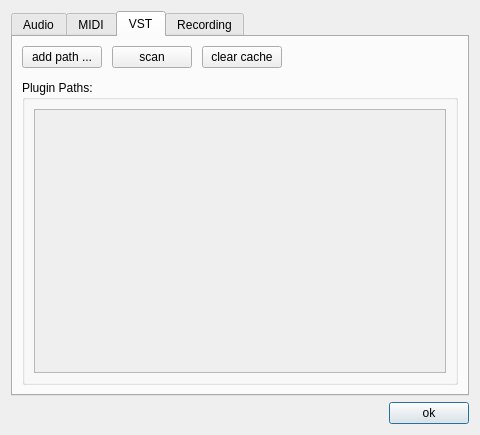
Before: the Qt Designer form src/gui/PreferencesDialog.ui in elieserdejesus/JamTaba, drawn with Qt 5.
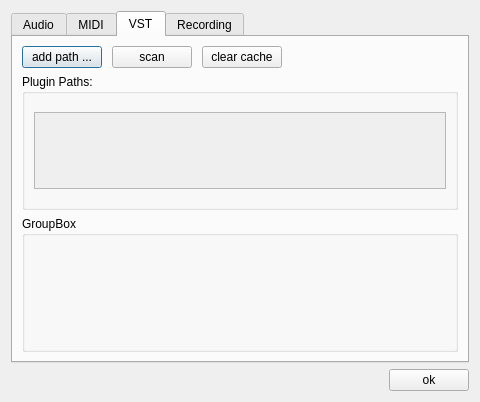
After: the same form once the commit is applied.

Commit message: The vst groupbox is in place

Patch:
```diff
--- a/src/gui/PreferencesDialog.ui
+++ b/src/gui/PreferencesDialog.ui
@@ -7,70 +7,14 @@
     <x>0</x>
     <y>0</y>
     <width>480</width>
-    <height>435</height>
+    <height>376</height>
    </rect>
   </property>
   <property name="windowTitle">
    <string>Preferences ...</string>
   </property>
-  <layout class="QGridLayout" name="gridLayout">
-   <item row="1" column="0">
-    <widget class="QWidget" name="widgetBottom" native="true">
-     <layout class="QHBoxLayout" name="horizontalLayout_4">
-      <property name="leftMargin">
-       <number>0</number>
-      </property>
-      <property name="topMargin">
-       <number>0</number>
-      </property>
-      <property name="rightMargin">
-       <number>0</number>
-      </property>
-      <property name="bottomMargin">
-       <number>0</number>
-      </property>
-      <item>
-       <spacer name="horizontalSpacer">
-        <property name="orientation">
-         <enum>Qt::Horizontal</enum>
-        </property>
-        <property name="sizeHint" stdset="0">
-         <size>
-          <width>280</width>
-          <height>20</height>
-         </size>
-        </property>
-       </spacer>
-      </item>
-      <item>
-       <widget class="QPushButton" name="okButton">
-        <property name="maximumSize">
-         <size>
-          <width>100</width>
-          <height>16777215</height>
-         </size>
-        </property>
-        <property name="layoutDirection">
-         <enum>Qt::LeftToRight</enum>
-        </property>
-        <property name="autoFillBackground">
-         <bool>false</bool>
-        </property>
-        <property name="text">
-         <string>ok</string>
-        </property>
-        <property name="default">
-         <bool>false</bool>
-        </property>
-        <property name="flat">
-         <bool>false</bool>
-        </property>
-       </widget>
-      </item>
-     </layout>
-    </widget>
-   </item>
-   <item row="0" column="0">
+  <layout class="QVBoxLayout" name="verticalLayout">
+   <item>
     <widget class="QTabWidget" name="prefsTab">
      <property name="currentIndex">
       <number>2</number>
@@ -328,11 +272,8 @@
       <attribute name="title">
        <string>VST</string>
       </attribute>
-      <layout class="QVBoxLayout" name="verticalLayout_8">
-       <property name="spacing">
-        <number>12</number>
-       </property>
-       <item>
+      <layout class="QGridLayout" name="gridLayout_3">
+       <item row="0" column="0">
         <layout class="QHBoxLayout" name="topButtonsLayout">
          <property name="spacing">
           <number>10</number>
@@ -373,18 +314,12 @@
          </item>
         </layout>
        </item>
-       <item>
+       <item row="1" column="0">
         <widget class="QGroupBox" name="groupBoxPaths">
-         <property name="sizePolicy">
-          <sizepolicy hsizetype="Preferred" vsizetype="Preferred">
-           <horstretch>0</horstretch>
-           <verstretch>1</verstretch>
-          </sizepolicy>
-         </property>
          <property name="minimumSize">
           <size>
            <width>0</width>
-           <height>200</height>
+           <height>100</height>
           </size>
          </property>
          <property name="title">
@@ -396,6 +331,12 @@
           </property>
           <item>
            <widget class="QScrollArea" name="scrollArea">
+            <property name="sizePolicy">
+             <sizepolicy hsizetype="Expanding" vsizetype="Fixed">
+              <horstretch>0</horstretch>
+              <verstretch>0</verstretch>
+             </sizepolicy>
+            </property>
             <property name="widgetResizable">
              <bool>true</bool>
             </property>
@@ -405,7 +346,7 @@
                <x>0</x>
                <y>0</y>
                <width>416</width>
-               <height>272</height>
+               <height>75</height>
               </rect>
              </property>
              <layout class="QVBoxLayout" name="verticalLayout_10">
@@ -456,6 +397,13 @@
          </layout>
         </widget>
        </item>
+       <item row="2" column="0">
+        <widget class="QGroupBox" name="groupBoxVst">
+         <property name="title">
+          <string>GroupBox</string>
+         </property>
+        </widget>
+       </item>
       </layout>
      </widget>
      <widget class="QWidget" name="tabRecording">
@@ -511,6 +459,62 @@
      </widget>
     </widget>
    </item>
+   <item>
+    <widget class="QWidget" name="widgetBottom" native="true">
+     <layout class="QHBoxLayout" name="horizontalLayout_4">
+      <property name="leftMargin">
+       <number>0</number>
+      </property>
+      <property name="topMargin">
+       <number>0</number>
+      </property>
+      <property name="rightMargin">
+       <number>0</number>
+      </property>
+      <property name="bottomMargin">
+       <number>0</number>
+      </property>
+      <item>
+       <spacer name="horizontalSpacer">
+        <property name="orientation">
+         <enum>Qt::Horizontal</enum>
+        </property>
+        <property name="sizeHint" stdset="0">
+         <size>
+          <width>280</width>
+          <height>20</height>
+         </size>
+        </property>
+       </spacer>
+      </item>
+      <item>
+       <widget class="QPushButton" name="okButton">
+        <property name="maximumSize">
+         <size>
+          <width>100</width>
+          <height>16777215</height>
+         </size>
+        </property>
+        <property name="layoutDirection">
+         <enum>Qt::LeftToRight</enum>
+        </property>
+        <property name="autoFillBackground">
+         <bool>false</bool>
+        </property>
+        <property name="text">
+         <string>ok</string>
+        </property>
+        <property name="default">
+         <bool>false</bool>
+        </property>
+        <property name="flat">
+         <bool>false</bool>
+        </property>
+       </widget>
+      </item>
+     </layout>
+    </widget>
+   </item>
   </layout>
  </widget>
  <resources/>
```
